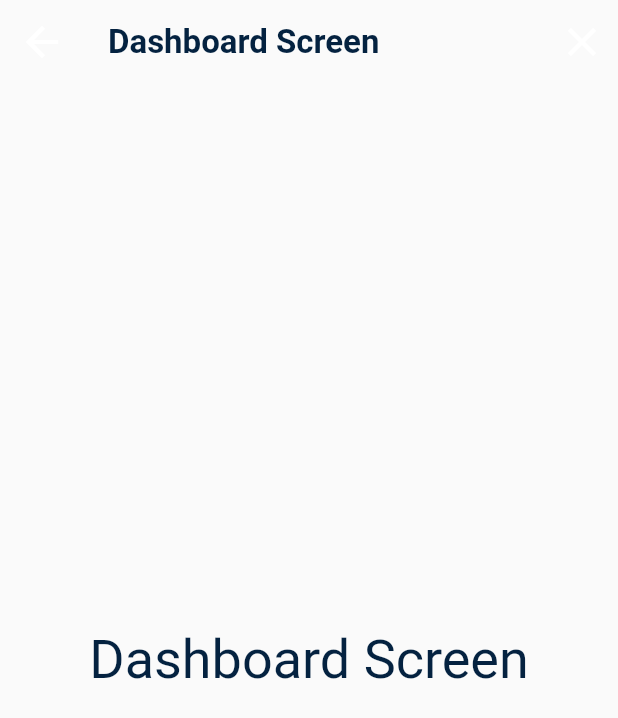
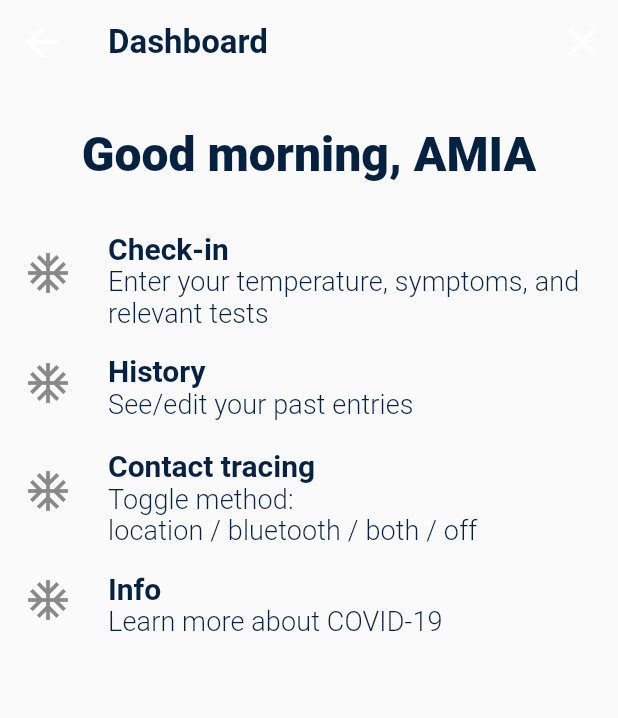
Before and after one commit to FireJuun/symptom_tracker, a Flutter app: the DashboardScreen screen opened directly, on a phone screen of 412 x 824 dp. Shown: the top 718 px of the screen. Run offline on Flutter 3.47's test engine with Material 2 defaults, Android fonts, the phone set to English and light mode, and no system bars; our stand-ins replace get.

Commit message:
dashboard listviews/listtiles implemented

```diff
--- a/lib/screens/dashboard.screen.dart
+++ b/lib/screens/dashboard.screen.dart
@@ -8,16 +8,58 @@ class DashboardScreen extends StatelessWidget {
   Widget build(BuildContext context) {
     return Scaffold(
       appBar: SharedAppBar(
-        title: 'Dashboard Screen',
+        title: 'Dashboard',
         actions: [
           IconButton(icon: Icon(Icons.close), onPressed: () => Get.offAll(HomeScreen())),
         ],
       ),
       body: SafeArea(
-        child: Center(
-          child: Text('Dashboard Screen'),
-        ),
+        child: _buildBody(),
       ),
     );
   }
+
+  Widget _buildBody() {
+    return ListView(
+      children: [
+        Padding(
+          padding: const EdgeInsets.symmetric(vertical: 28),
+          child: Text(
+            'Good morning, AMIA',
+            style: Get.theme.textTheme.headline3,
+            textAlign: TextAlign.center,
+          ),
+        ),
+        _listTile(
+          icon: Icons.ac_unit,
+          title: 'Check-in',
+          subtitle: 'Enter your temperature, symptoms, and relevant tests',
+        ),
+        _listTile(
+          icon: Icons.ac_unit,
+          title: 'History',
+          subtitle: 'See/edit your past entries',
+        ),
+        _listTile(
+          icon: Icons.ac_unit,
+          title: 'Contact tracing',
+          subtitle: 'Toggle method:\nlocation / bluetooth / both / off',
+        ),
+        _listTile(
+          icon: Icons.ac_unit,
+          title: 'Info',
+          subtitle: 'Learn more about COVID-19',
+        ),
+      ],
+    );
+  }
+
+  Widget _listTile({@required IconData icon, @required String title, @required String subtitle}) {
+    var _textTheme = Get.theme.textTheme;
+    return ListTile(
+      leading: Icon(icon),
+      title: Text(title, style: _textTheme.subtitle1),
+      subtitle: Text(subtitle, style: _textTheme.subtitle2),
+    );
+  }
 }
```
